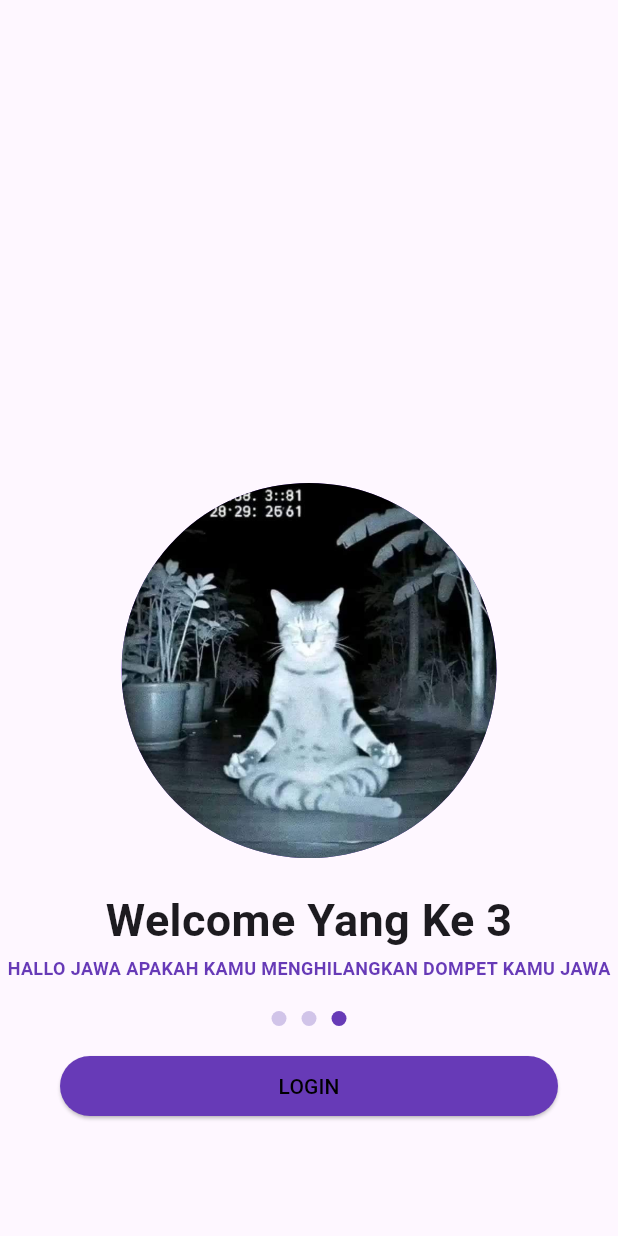
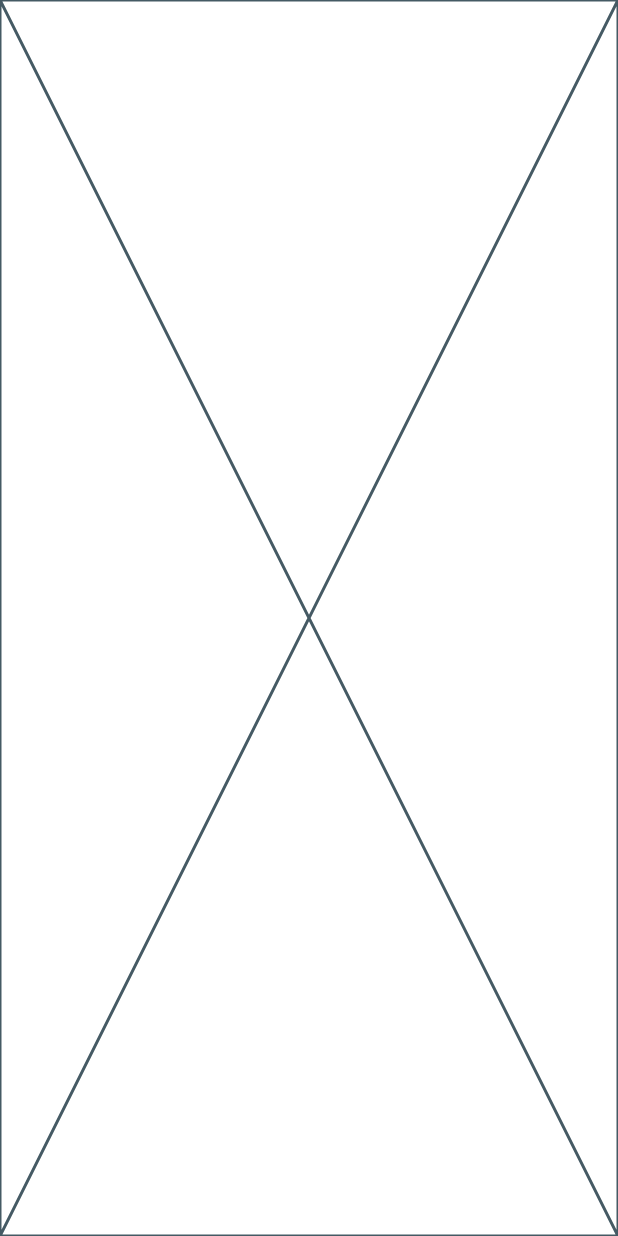
Before and after one commit to IhzaAnasrulloh/KB1179-1123150007-uts, a Flutter app: the MySplashScreen3 screen opened directly, after a tap on "LOGIN", on a phone screen of 412 x 824 dp. Run offline on Flutter 3.47's test engine with Material 3 defaults, Android fonts, the phone set to English and light mode, and no system bars.

Commit message:
mengubah login dan menambah page route di splash screen 3

```diff
--- a/lib/Login Page/login.dart
+++ b/lib/Login Page/login.dart
@@ -0,0 +1,10 @@
+import 'package:flutter/material.dart';
+
+class login extends StatelessWidget {
+  const login({super.key});
+
+  @override
+  Widget build(BuildContext context) {
+    return const Placeholder();
+  }
+}
--- a/lib/Screen/splash_screen_3.dart
+++ b/lib/Screen/splash_screen_3.dart
@@ -1,4 +1,6 @@
 import 'package:flutter/material.dart';
+
+import '../Login Page/login.dart';
 
 class MySplashScreen3 extends StatelessWidget {
   const MySplashScreen3({super.key});
@@ -81,7 +83,11 @@ class MySplashScreen3 extends StatelessWidget {
                 width: double.infinity,
                 child: ElevatedButton(
                   onPressed: (){
-
+                    Navigator.pushAndRemoveUntil(
+                      context,
+                      MaterialPageRoute(builder: (context) => login()),
+                      (Route<dynamic> route) => false,  // Remove all previous routes
+                    );
                 },
                 style: ElevatedButton.styleFrom(
                   backgroundColor: Colors.deepPurple
```
